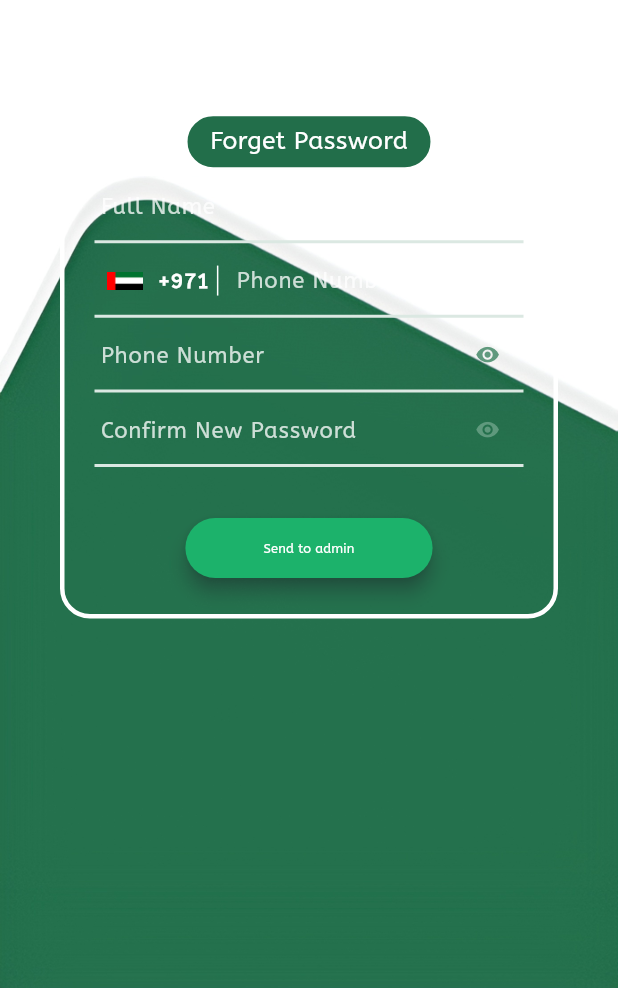
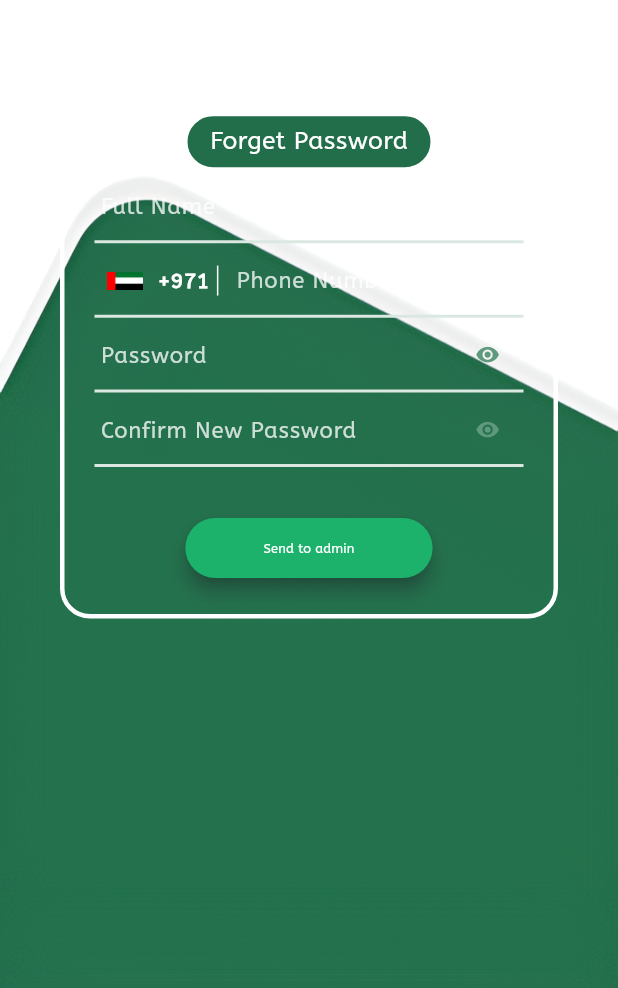
Before and after one commit to M-ZakariaNa-K/Be_Healthy, a Flutter app: the ForgetPasswordScreenTapletLayout screen opened directly, on a phone screen of 412 x 824 dp, the part 248-1236 px from its top. Run offline on Flutter 3.47's test engine with Material 3 defaults, Android fonts, the phone set to English and light mode, and no system bars; our stand-ins replace cached_network_image, connectivity_plus, flutter_svg, get, lottie, permission_handler and 2 more; missing offline and left inert: mobile_scanner, qr_scanner_overlay; accounts and stored records are empty; Roboto replaces fonts that are missing (poppins).

Commit message:
fix forget password for taplates and make the required permassions for ios

```diff
--- a/lib/modules/auth/view/forget_password_screen_tablet_layout.dart
+++ b/lib/modules/auth/view/forget_password_screen_tablet_layout.dart
@@ -56,12 +56,28 @@ class ForgetPasswordScreenTapletLayout
                     ),
                   // Waiting for admin approval (Lottie Animation)
                   Obx(() {
+                    // if (controller.isLoading.value) {
+                    //   if (Get.isDialogOpen!) {
+                    //     Get.back(); // Close any open dialog before opening a new one
+                    //   }
+                    //   // Show loading dialog with a circular progress indicator
+                    //   Get.dialog(
+                    //     const Center(
+                    //       child: MainLoadingWidget(),
+                    //     ),
+                    //     barrierDismissible:
+                    //         false, // Prevent dismissing the dialog by tapping outside
+                    //   );
+                    // }
+
                     if (controller.isWaitAdminApproved.value) {
-                      return Positioned(
-                        bottom: MediaQuery.sizeOf(context).height * 0.15,
-                        right: 0,
-                        left: 0,
-                        child: Column(
+                      return
+                          //  Positioned(
+                          //   bottom: MediaQuery.sizeOf(context).height * 0.15,
+                          //   right: 0,
+                          //   left: 0,
+                          // child:
+                          Column(
                         children: [
                           const SizedBox(height: 20),
                           Center(
@@ -121,7 +137,7 @@ class ForgetPasswordScreenTapletLayout
                             ),
                           ),
                         ],
-                        ),
+                        // ),
                       );
                     } else {
                       return Container();
@@ -277,7 +293,7 @@ class ForgetPasswordScreenTapletLayout
                                             CustomeLoginTextFormField(
                                               prefixIcon: null,
                                               inputType: TextInputType.text,
-                                              hintText: 'Phone Number',
+                                              hintText: 'Password',
                                               title: 'Password',
                                               controller:
                                                   controller.passwordController,
@@ -320,6 +336,7 @@ class ForgetPasswordScreenTapletLayout
                                                     if (controller
                                                         .formKey.currentState!
                                                         .validate()) {
+
                                                       controller.validateForm();
                                                     }
                                                   },
--- a/lib/modules/auth/view/forget_password_view.dart
+++ b/lib/modules/auth/view/forget_password_view.dart
@@ -1,6 +1,7 @@
 import 'package:flutter/material.dart';
 import 'package:tracking_system_app/modules/auth/view/forget_password_screen_mobile_layout.dart';
 import 'package:tracking_system_app/modules/auth/view/forget_password_screen_tablet_layout.dart';
+
 // ignore: must_be_immutable
 class ForgetPasswordView extends StatelessWidget {
   const ForgetPasswordView({super.key});
--- a/lib/widgets/home/activites_widget.dart
+++ b/lib/widgets/home/activites_widget.dart
@@ -3,7 +3,6 @@ import 'package:get/get.dart';
 import 'package:tracking_system_app/controller/life_cycle_controller.dart';
 import 'package:tracking_system_app/modules/home/controller/home_controller.dart';
 import 'package:tracking_system_app/modules/qr_scan/controller/qr_scan_controller.dart';
-import 'package:tracking_system_app/network_util.dart';
 import 'package:tracking_system_app/routes/app_pages.dart';
 import 'package:tracking_system_app/style/app_var.dart';
 import 'package:tracking_system_app/widgets/home/custom_activites_widget.dart';
```
Also changed, not shown: lib/modules/auth/controller/forget_password_controller.dart (+25 -2 lines), lib/modules/auth/controller/register_controller.dart (+15 -2 lines), lib/modules/auth/view/forget_password_screen_mobile_layout.dart (+25 -15 lines), 1 other file. Lines whose indentation alone changed are shown as unchanged.
